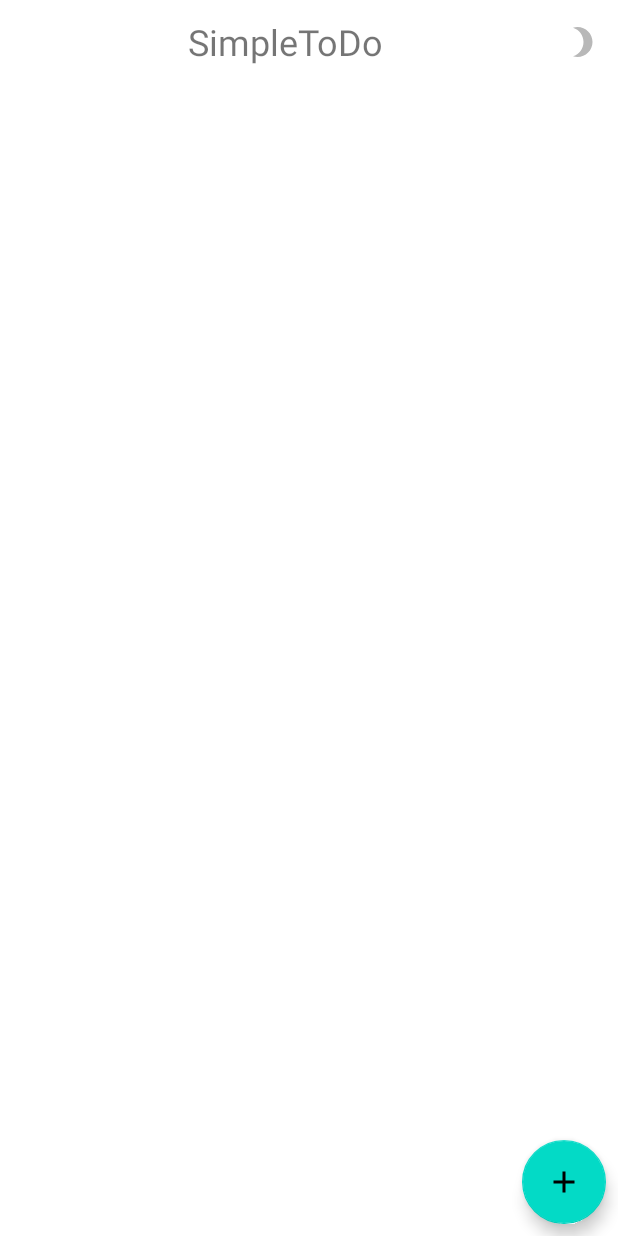
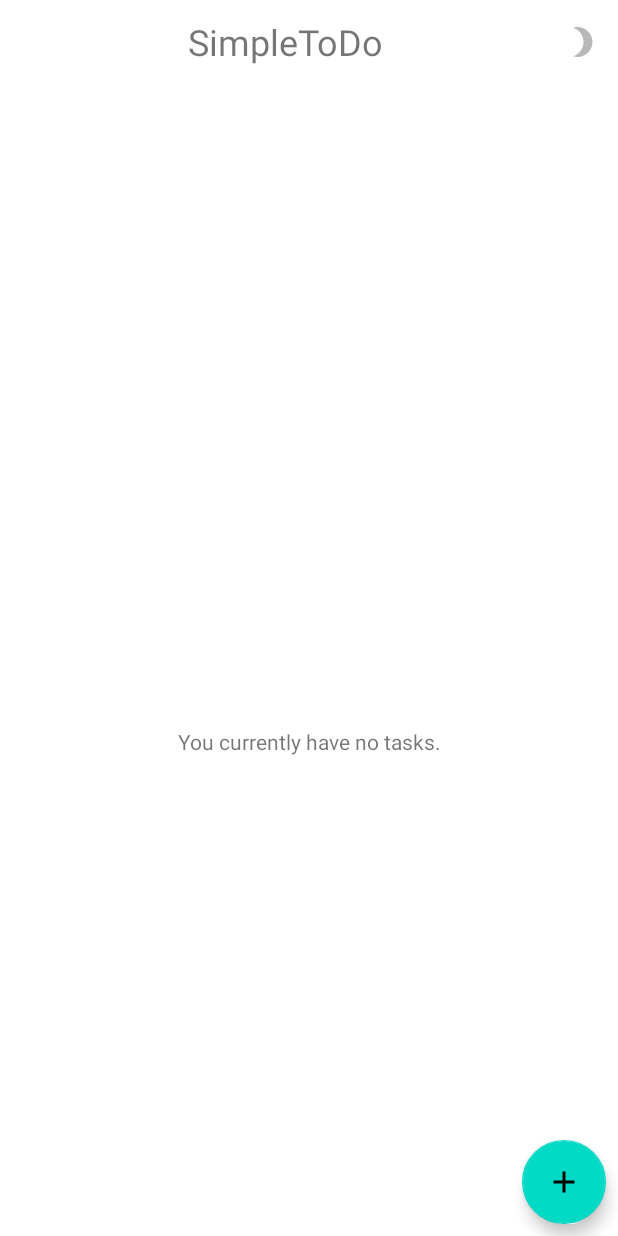
Before and after one commit to Renzo-Olivares/SimpleToDo, an Android app: the screen it shows after launch (TaskListActivity), on a phone screen of 412 x 824 dp. Run offline under Robolectric (Android 15) with nearby library versions, the phone set to English and light mode, and no system bars.

Commit message:
Add placeholder when empty recyclerview TaskListFragment: Inflate textview and hide or make visible depending on how many tasks in the list

```diff
--- a/app/src/main/java/com/renzobiz/simpletodo/TaskListFragment.java
+++ b/app/src/main/java/com/renzobiz/simpletodo/TaskListFragment.java
@@ -35,6 +35,7 @@ public class TaskListFragment extends Fragment {
     private static final String ARGS_NOTDRAFT = "not_draft";
 
     private RecyclerView mTaskRecycler;
+    private TextView mRecyclerPlaceHolder;
     private FloatingActionButton mFloatingActionButton;
     private TaskAdapter mAdapter;
     private static boolean stopSnack;
@@ -112,6 +113,7 @@ public class TaskListFragment extends Fragment {
 
         mTaskRecycler = v.findViewById(R.id.task_recycler);
         mFloatingActionButton = v.findViewById(R.id.add_task);
+        mRecyclerPlaceHolder = v.findViewById(R.id.recycler_placeholder);
 
         mTaskRecycler.addItemDecoration(new DividerItemDecoration(getContext(), DividerItemDecoration.VERTICAL));
 
@@ -128,6 +130,7 @@ public class TaskListFragment extends Fragment {
                 final int deletedPosition = viewHolder.getAdapterPosition();
                 final Task saveTask = mAdapter.removeItem(viewHolder.getAdapterPosition());
 
+                updateUI(false);
 
                 Snackbar.make(getView(), R.string.undo_snack_label, Snackbar.LENGTH_LONG)
                         .setAction(R.string.undo_snack_action, new View.OnClickListener() {
@@ -135,6 +138,7 @@ public class TaskListFragment extends Fragment {
                             public void onClick(View v) {
                                 TaskManager.get(getActivity()).addTask(saveTask);
                                 mAdapter.restoreItem(saveTask, mAdapter.getItemCount());
+                                updateUI(false);
                             }
                         }).show();
             }
@@ -155,6 +159,7 @@ public class TaskListFragment extends Fragment {
 
         mTaskRecycler.setLayoutManager(new LinearLayoutManager(getActivity()));
         updateUI(false);
+
         return v;
     }
 
@@ -201,6 +206,12 @@ public class TaskListFragment extends Fragment {
     private void updateUI(boolean newAdapter){
         TaskManager tm = TaskManager.get(getActivity());
         List<Task> tasks = tm.getTasks();
+
+        if(tasks.size() == 0){
+            mRecyclerPlaceHolder.setVisibility(View.VISIBLE);
+        }else{
+            mRecyclerPlaceHolder.setVisibility(View.GONE);
+        }
 
         if(mAdapter == null | newAdapter){
             mAdapter =  new TaskAdapter(tasks);
--- a/app/src/main/res/layout/fragment_task_list.xml
+++ b/app/src/main/res/layout/fragment_task_list.xml
@@ -53,4 +53,17 @@
         app:layout_constraintBottom_toBottomOf="parent"
         app:layout_constraintEnd_toEndOf="parent" />
 
+    <TextView
+        android:id="@+id/recycler_placeholder"
+        android:layout_width="wrap_content"
+        android:layout_height="wrap_content"
+        android:layout_marginStart="8dp"
+        android:layout_marginEnd="8dp"
+        android:layout_marginBottom="8dp"
+        android:text="@string/recycler_placeholder"
+        app:layout_constraintBottom_toBottomOf="@+id/task_recycler"
+        app:layout_constraintEnd_toEndOf="parent"
+        app:layout_constraintStart_toStartOf="parent"
+        app:layout_constraintTop_toTopOf="@+id/task_recycler" />
+
 </androidx.constraintlayout.widget.ConstraintLayout>
--- a/app/src/main/res/values/strings.xml
+++ b/app/src/main/res/values/strings.xml
@@ -11,5 +11,5 @@
     <string name="draft_snack_action">Save</string>
     <string name="undo_snack_action">Undo</string>
     <string name="dark_mode">Enable Dark Mode</string>
-    <string name="recycler_placeholder">You currently have no tasks available.</string>
+    <string name="recycler_placeholder">You currently have no tasks.</string>
 </resources>
```
